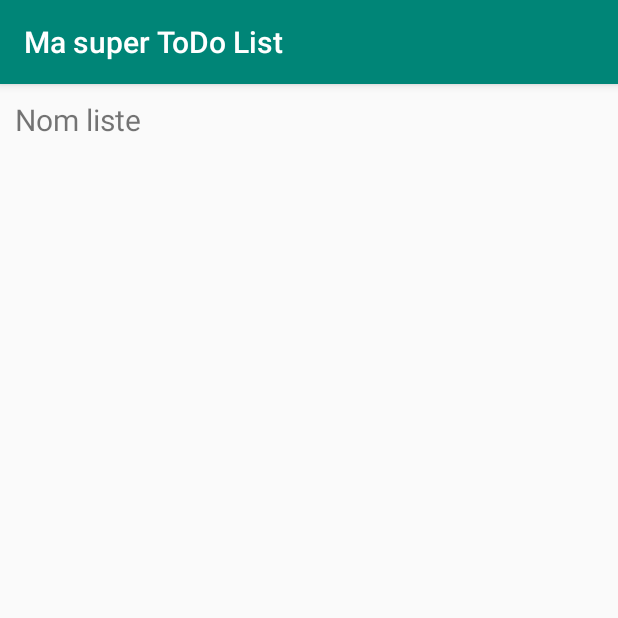
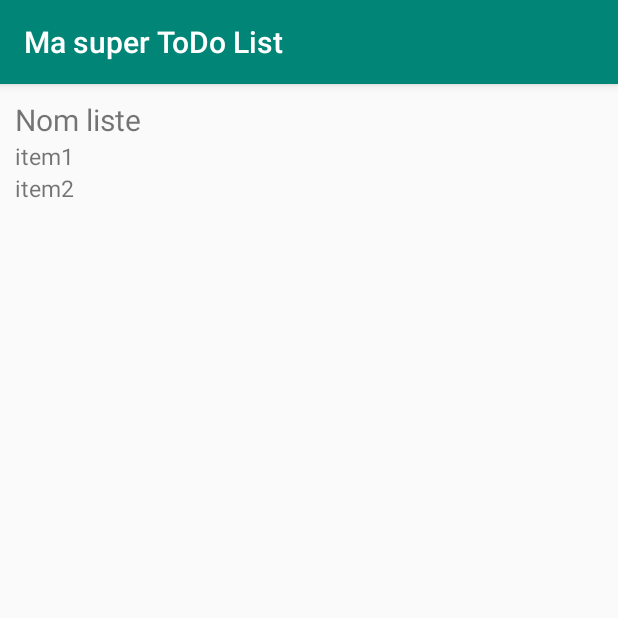
Before and after one commit to erivaud/ToDoListERivaud, an Android app: the ListeDetails screen opened directly, with no data from a screen before it, on a phone screen of 412 x 824 dp, the top half of it. Run offline under Robolectric (Android 15) with nearby library versions, the phone set to English and light mode, and no system bars; network calls fail; 3 statements that could not run were skipped.

Commit message:
Listes affichées WIP

```diff
--- a/app/src/main/java/com/example/todolisterivaud/ItemsAdapter.java
+++ /dev/null
@@ -1,4 +0,0 @@
-package com.example.todolisterivaud;
-
-public class ItemsAdapter {
-}
--- a/app/src/main/java/com/example/todolisterivaud/ListeDetails.java
+++ b/app/src/main/java/com/example/todolisterivaud/ListeDetails.java
@@ -1,13 +1,36 @@
 package com.example.todolisterivaud;
 
+import android.content.Intent;
+import android.os.Bundle;
 import android.support.v7.app.AppCompatActivity;
-import android.os.Bundle;
+import android.widget.TextView;
+
+import com.example.todolisterivaud.Model.ToDoList;
 
 public class ListeDetails extends AppCompatActivity {
+
+    TextView listeName;
+    TextView listeItem1;
+    TextView listeItem2;
 
     @Override
     protected void onCreate(Bundle savedInstanceState) {
         super.onCreate(savedInstanceState);
         setContentView(R.layout.activity_liste_details);
+
+        listeName = findViewById(R.id.listeName);
+        listeItem1 = findViewById(R.id.listeItem1);
+        listeItem2 = findViewById(R.id.listeItem2);
+
+        Intent intent = getIntent();
+        if (intent != null){
+
+            ToDoList recupToDoLists = (ToDoList) intent.getSerializableExtra("todoListSelected");
+
+            listeName.setText(recupToDoLists.getName());
+            listeItem1.setText(recupToDoLists.getElements().get(0));
+            listeItem2.setText(recupToDoLists.getElements().get(1));
+        }
+
     }
 }
--- a/app/src/main/java/com/example/todolisterivaud/MainActivity.java
+++ b/app/src/main/java/com/example/todolisterivaud/MainActivity.java
@@ -60,9 +60,9 @@ public class MainActivity extends AppCompatActivity {
 
         ArrayList<ToDoList> toDoLists = listes.getTodoListes();
 
-        System.out.println("AHHHHHHHHH " + listes.getUtilisateur());
+        /*System.out.println("AHHHHHHHHH " + listes.getUtilisateur());
         System.out.println("AHHHHHHHHH " + listes.getPassword());
-        System.out.println("AHHHHHHHHH " + listes.toString());
+        System.out.println("AHHHHHHHHH " + listes.toString());*/
 
 
 
--- a/app/src/main/java/com/example/todolisterivaud/Model/ToDoList.java
+++ b/app/src/main/java/com/example/todolisterivaud/Model/ToDoList.java
@@ -1,8 +1,9 @@
 package com.example.todolisterivaud.Model;
 
+import java.io.Serializable;
 import java.util.ArrayList;
 
-public class ToDoList {
+public class ToDoList implements Serializable {
 
     private String name;
     private ArrayList<String> elements;
--- a/app/src/main/res/layout/activity_liste_details.xml
+++ b/app/src/main/res/layout/activity_liste_details.xml
@@ -15,12 +15,27 @@
         android:text="Nom liste"
         android:textSize="20sp" />
 
-    <ListView
+    <TextView
+        android:id="@+id/listeItem1"
+        android:layout_width="match_parent"
+        android:layout_height="wrap_content"
+        android:text="item1"
+        android:textSize="15sp" />
+
+    <TextView
+        android:id="@+id/listeItem2"
+        android:layout_width="match_parent"
+        android:layout_height="wrap_content"
+        android:text="item2"
+        android:textSize="15sp" />
+
+
+    <!--<ListView
         android:id="@+id/listViewItems"
         android:layout_width="wrap_content"
         android:layout_height="wrap_content"
         android:text="un item"
-        android:textSize="15sp" />
+        android:textSize="15sp" />-->
 
 
 </LinearLayout>
--- a/app/src/main/res/layout/activity_show_lists.xml
+++ b/app/src/main/res/layout/activity_show_lists.xml
@@ -35,6 +35,8 @@
     <ListView
         android:id="@+id/listsList"
         android:layout_width="match_parent"
-        android:layout_height="wrap_content" />
+        android:layout_height="wrap_content"
+        android:footerDividersEnabled="true"
+        android:headerDividersEnabled="true" />
 
 </LinearLayout>
```
Also changed, not shown: app/src/main/java/com/example/todolisterivaud/MyListesAdapter.java (+74 -6 lines), app/src/main/java/com/example/todolisterivaud/ShowLists.java (+38 -18 lines).
